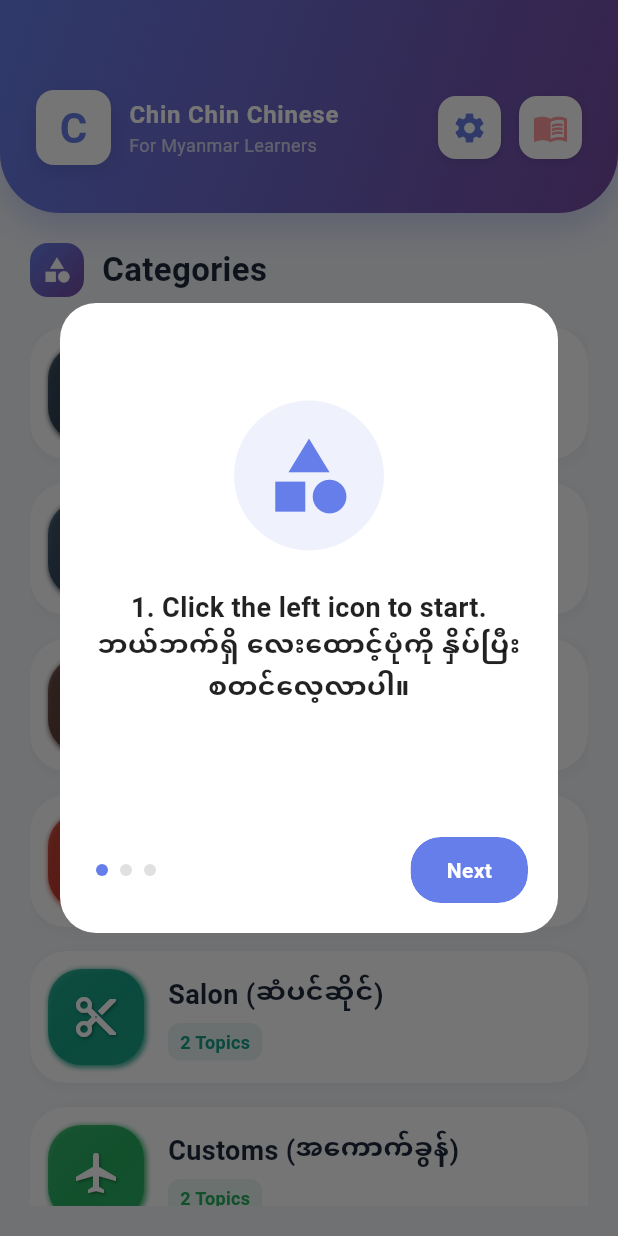
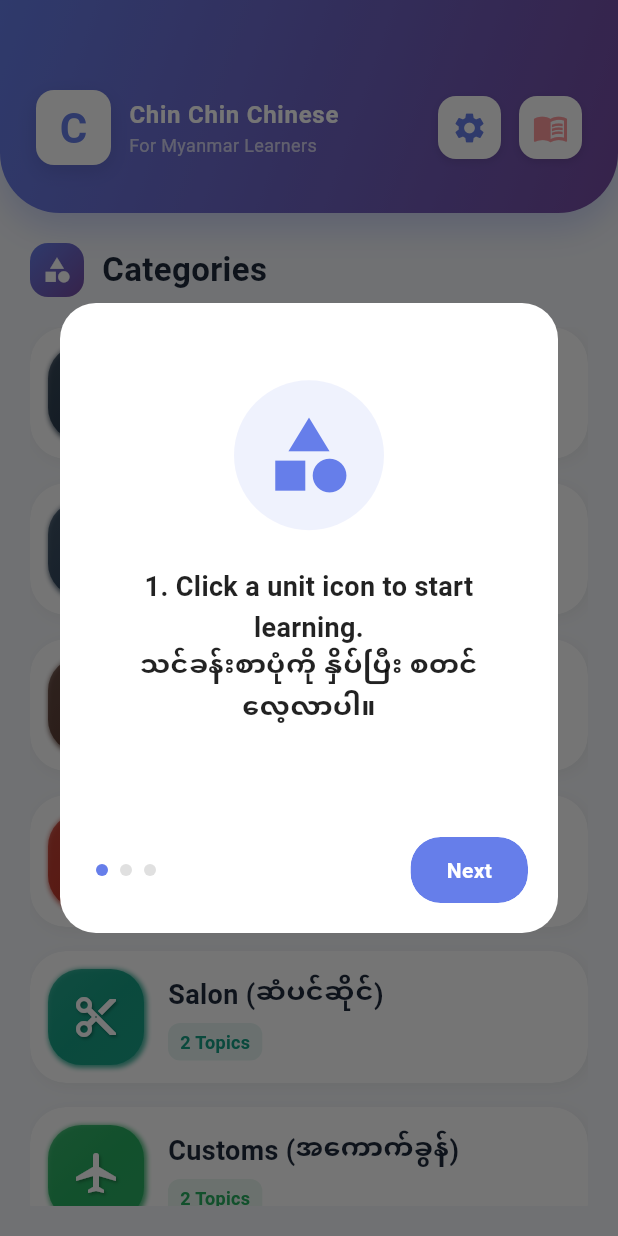
Before and after one commit to lai2570/Burmese_language_app, a Flutter app: the screen it shows after launch, on a phone screen of 412 x 824 dp. Run offline on Flutter 3.47's test engine with Material 3 defaults, Android fonts, the phone set to English and light mode, and no system bars; our stand-ins replace audioplayers, shared_preferences, video_player.

```diff
--- a/lib/data/vocab_data.dart
+++ b/lib/data/vocab_data.dart
@@ -426,6 +426,8 @@ final List<Word> _baseVocabulary = [
   Word(id: 3009, zh: "手續費", pinyin: "shǒu xù fèi", myn: "ဝန်ဆောင်ခ", sentenceZH: "辦這個要多少**手續費**？", sentencePINYIN: "bàn zhè gè yào duō shǎo **shǒu xù fèi**?", sentenceMYN: "ဒါလုပ်ဖို့ **ဝန်ဆောင်ခ** ဘယ်လောက်ကျလဲ။", audioZH: "C03009.mp3"),
   Word(id: 3010, zh: "收據", pinyin: "shōu jù", myn: "ပြေစာ", sentenceZH: "這是您的**收據**，請收好。", sentencePINYIN: "zhè shì nín de **shōu jù**, qǐng shōu hǎo.", sentenceMYN: "ဒါ ခင်ဗျားရဲ့ **ပြေစာ** (Receipt) ပါ၊ သေချာသိမ်းထားပါ။", audioZH: "C03010.mp3"),
 
+
+
 ];
 
 List<Word> getFullVocabulary() {
--- a/lib/main.dart
+++ b/lib/main.dart
@@ -1439,7 +1439,7 @@ class _TutorialDialogState extends State<TutorialDialog> {
   int _currentPage = 0;
 
   final List<Map<String, dynamic>> _steps = [
-    {"icon": Icons.category, "color": Color(0xFF667eea), "text": "1. Click the left icon to start.\nဘယ်ဘက်ရှိ လေးထောင့်ပုံကို နှိပ်ပြီး စတင်လေ့လာပါ။"},
+    {"icon": Icons.category, "color": Color(0xFF667eea), "text": "1. Click a unit icon to start learning.\nသင်ခန်းစာပုံကို နှိပ်ပြီး စတင်လေ့လာပါ။"},
     {"icon": Icons.star, "color": Colors.amber, "text": "2. Take quizzes & Star words to save.\nပဟေဠိဖြေပါ၊ မသိသော စကားလုံးများကို Star နှိပ်ပြီး မှတ်သားပါ။"},
     {"icon": Icons.menu_book, "color": Color(0xFFff9a9e), "text": "3. Collect 10+ words to unlock review quiz!\nစကားလုံး ၁၀ လုံးကျော်ပါက ပြန်လည်လေ့ကျင့်နိုင်ပါပြီ။"},
   ];
--- a/pubspec.yaml
+++ b/pubspec.yaml
@@ -16,7 +16,7 @@ publish_to: 'none' # Remove this line if you wish to publish to pub.dev
 # https://developer.apple.com/library/archive/documentation/General/Reference/InfoPlistKeyReference/Articles/CoreFoundationKeys.html
 # In Windows, build-name is used as the major, minor, and patch parts
 # of the product and file versions while build-number is used as the build suffix.
-version: 1.0.0+6
+version: 1.0.1+8
 
 environment:
   sdk: ^3.10.1
```
Also changed, not shown: assets/icon/icon.png, assets/icon/icon512.png, 26 other files.
